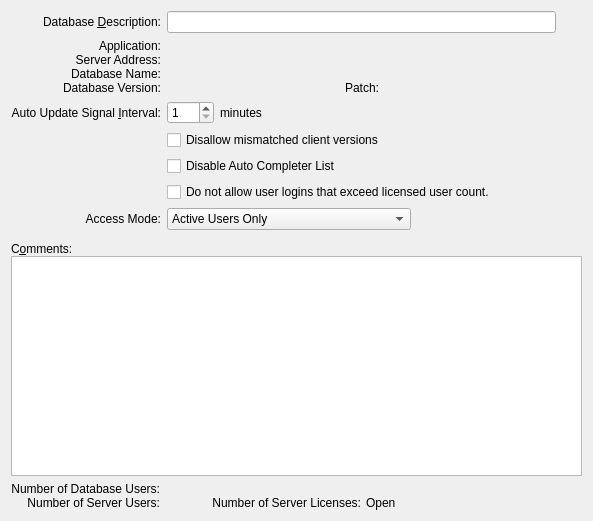
The window that guiclient/databaseInformation.ui (Pegasus-RPG/xtuple-client) describes before a commit, drawn with Qt 5.
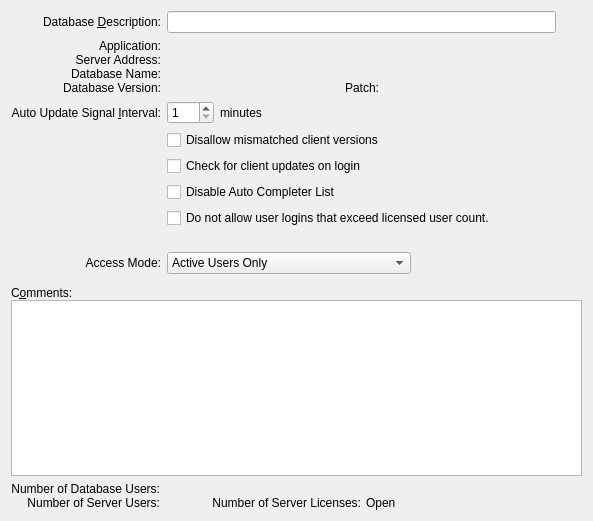
The same window after the commit. Custom widgets are drawn as their Qt base class.

Commit message: Making update check controlled by a metric

The edit to the form file:
```diff
--- a/guiclient/databaseInformation.ui
+++ b/guiclient/databaseInformation.ui
@@ -37,7 +37,7 @@
    <item row="0" column="1">
     <widget class="XLineEdit" name="_description"/>
    </item>
-   <item row="0" column="2" rowspan="8">
+   <item row="0" column="2" rowspan="12">
     <layout class="QVBoxLayout">
      <property name="spacing">
       <number>0</number>
@@ -228,7 +228,7 @@
      </property>
     </widget>
    </item>
-   <item row="6" column="0">
+   <item row="10" column="0">
     <widget class="QLabel" name="_accessLit">
      <property name="text">
       <string>Access Mode:</string>
@@ -241,7 +241,7 @@
      </property>
     </widget>
    </item>
-   <item row="6" column="1">
+   <item row="10" column="1">
     <layout class="QHBoxLayout" name="horizontalLayout">
      <item>
       <widget class="QComboBox" name="_access">
@@ -277,7 +277,7 @@
      </item>
     </layout>
    </item>
-   <item row="8" column="0" colspan="3">
+   <item row="12" column="0" colspan="3">
     <widget class="QFrame" name="frame">
      <property name="sizePolicy">
       <sizepolicy hsizetype="Preferred" vsizetype="Expanding">
@@ -314,7 +314,7 @@
      </layout>
     </widget>
    </item>
-   <item row="9" column="0" colspan="3">
+   <item row="13" column="0" colspan="3">
     <layout class="QHBoxLayout">
      <property name="spacing">
       <number>0</number>
@@ -474,13 +474,20 @@
     </layout>
    </item>
    <item row="4" column="1">
+    <widget class="QCheckBox" name="_checkForUpdates">
+     <property name="text">
+      <string>Check for client updates on login</string>
+     </property>
+    </widget>
+   </item>
+   <item row="5" column="1">
     <widget class="QCheckBox" name="_disableAutoComplete">
      <property name="text">
       <string>Disable Auto Completer List</string>
      </property>
     </widget>
    </item>
-   <item row="5" column="1">
+   <item row="6" column="1">
     <widget class="QCheckBox" name="_forceLicense">
      <property name="text">
       <string>Do not allow user logins that exceed licensed user count.</string>
```
Left out of the diff: 2 changed lines with no effect on the pictures. The commit also changes 2 other files.
